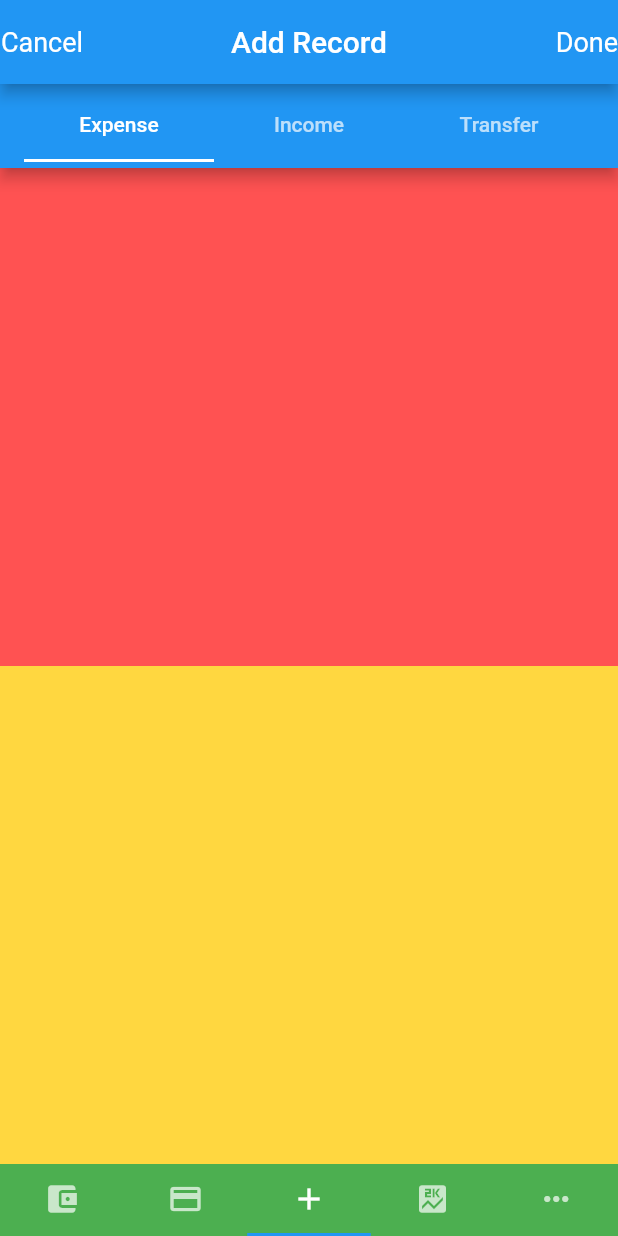
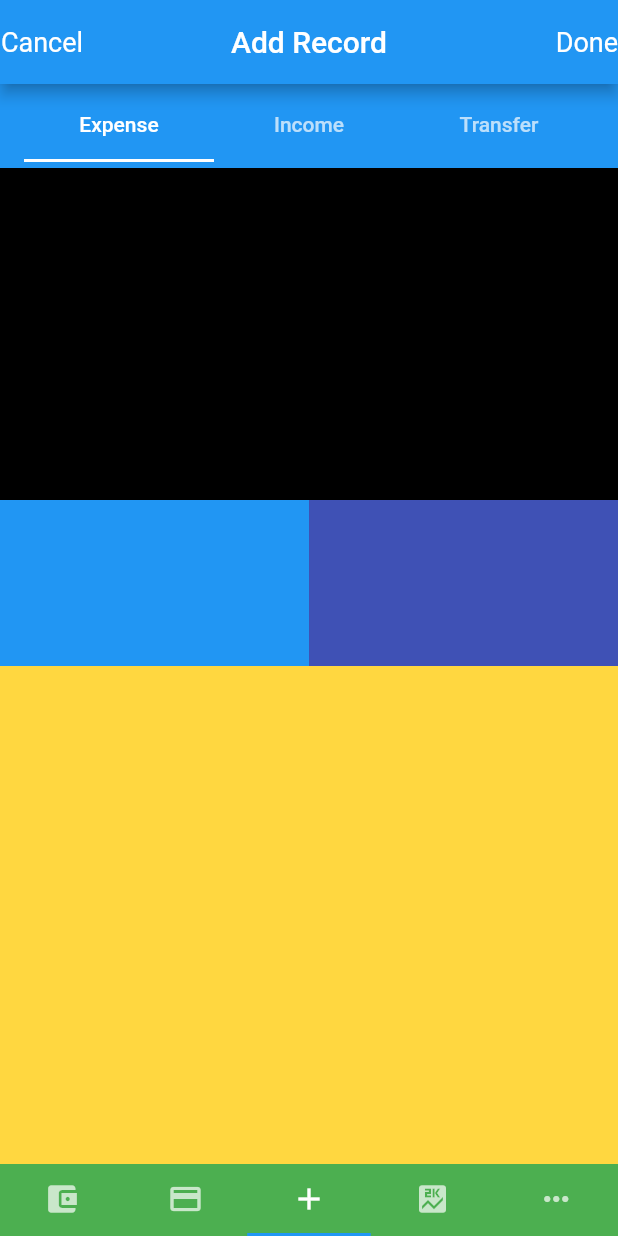
Before and after one commit to Grigoriym/flutter_wallet_app, a Flutter app: the screen it shows after launch, item 3 of the bottom bar chosen, on a phone screen of 412 x 824 dp. Run offline on Flutter 3.47's test engine with Material 2 defaults, Android fonts, the phone set to English and light mode, and no system bars; network calls fail.

Commit message:
general listViewItem, category pages

```diff
--- a/lib/main.dart
+++ b/lib/main.dart
@@ -12,7 +12,7 @@ class FlutterWalletApp extends StatelessWidget {
       theme: ThemeData(
         primarySwatch: Colors.blue,
       ),
-      home: MyHomePage(title: FieldConstants.APP_TITLE),
+      home: BottomNavigationHolder(title: FieldConstants.APP_TITLE),
     );
   }
 }
--- a/lib/src/ui/botton_navigation/bottom_navigation_holder.dart
+++ b/lib/src/ui/botton_navigation/bottom_navigation_holder.dart
@@ -5,16 +5,17 @@ import 'package:flutter_wallet_app/src/ui/pages/more_page.dart';
 import 'package:flutter_wallet_app/src/ui/pages/statistics_page.dart';
 import 'package:flutter_wallet_app/src/ui/pages/wallet_now_page.dart';
 
-class MyHomePage extends StatefulWidget {
-  MyHomePage({Key key, this.title}) : super(key: key);
+class BottomNavigationHolder extends StatefulWidget {
 
-  String title;
+  final String title;
+
+  BottomNavigationHolder({Key key, this.title}) : super(key: key);
 
   @override
-  _MyHomePageState createState() => _MyHomePageState();
+  _BottomNavigationHolderState createState() => _BottomNavigationHolderState();
 }
 
-class _MyHomePageState extends State<MyHomePage> with TickerProviderStateMixin {
+class _BottomNavigationHolderState extends State<BottomNavigationHolder> with TickerProviderStateMixin {
   final List<MyTabs> _tabs = [
     MyTabs(title: "Accounts"),
     MyTabs(title: "Wallet Now"),
--- a/lib/src/ui/pages/record_view_pager/main_page_view_page.dart
+++ b/lib/src/ui/pages/record_view_pager/main_page_view_page.dart
@@ -1,4 +1,5 @@
 import 'package:flutter/material.dart';
+import 'add_record_choose_category_page.dart';
 
 class MainPageViewPage extends StatefulWidget {
   _MainPageViewPageState createState() => _MainPageViewPageState();
@@ -18,6 +19,58 @@ class _MainPageViewPageState extends State<MainPageViewPage>
   void dispose() {
     _tabController.dispose();
     super.dispose();
+  }
+
+  Widget expensesWidget() {
+    return generalWidgetForTabViews(0);
+  }
+
+  Widget incomeWidget() {
+    return generalWidgetForTabViews(1);
+  }
+
+  Widget transferWidget() {
+    return generalWidgetForTabViews(2);
+  }
+
+  Widget generalWidgetForTabViews(int tabPosition) {
+    return Column(
+      children: <Widget>[
+        Expanded(
+          flex: 2,
+          child: Container(
+            color: Colors.black,
+          ),
+        ),
+        Expanded(
+          flex: 1,
+          child: Row(
+            mainAxisAlignment: MainAxisAlignment.spaceAround,
+            children: <Widget>[
+              Expanded(
+                child: Container(
+                  color: Colors.blue,
+                ),
+              ),
+              Expanded(
+                  child: GestureDetector(
+                onTap: () {
+                  Navigator.push(
+                    context,
+                    MaterialPageRoute(
+                      builder: (context) => AddRecordChooseCategoryPage(),
+                    ),
+                  );
+                },
+                child: Container(
+                  color: Colors.indigo,
+                ),
+              ))
+            ],
+          ),
+        ),
+      ],
+    );
   }
 
   @override
@@ -43,8 +96,13 @@ class _MainPageViewPageState extends State<MainPageViewPage>
         children: <Widget>[
           Expanded(
             flex: 1,
-            child: Container(
-              color: Colors.redAccent,
+            child: TabBarView(
+              children: <Widget>[
+                expensesWidget(),
+                incomeWidget(),
+                transferWidget(),
+              ],
+              controller: _tabController,
             ),
           ),
           Expanded(
```
Also changed, not shown: lib/src/ui/custom_widgets/list_view_item.dart (added, +65 -0 lines), lib/src/ui/pages/record_view_pager/add_record_choose_category_page.dart (added, +45 -0 lines), lib/src/ui/pages/record_view_pager/add_record_one_category_page.dart (added, +32 -0 lines).
